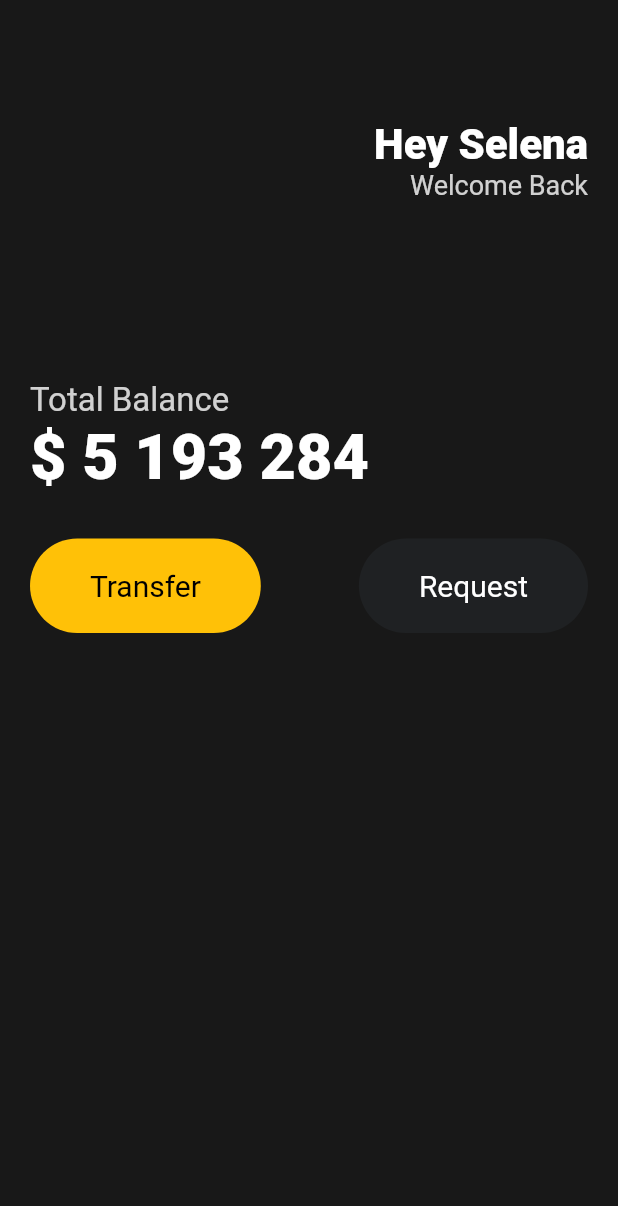
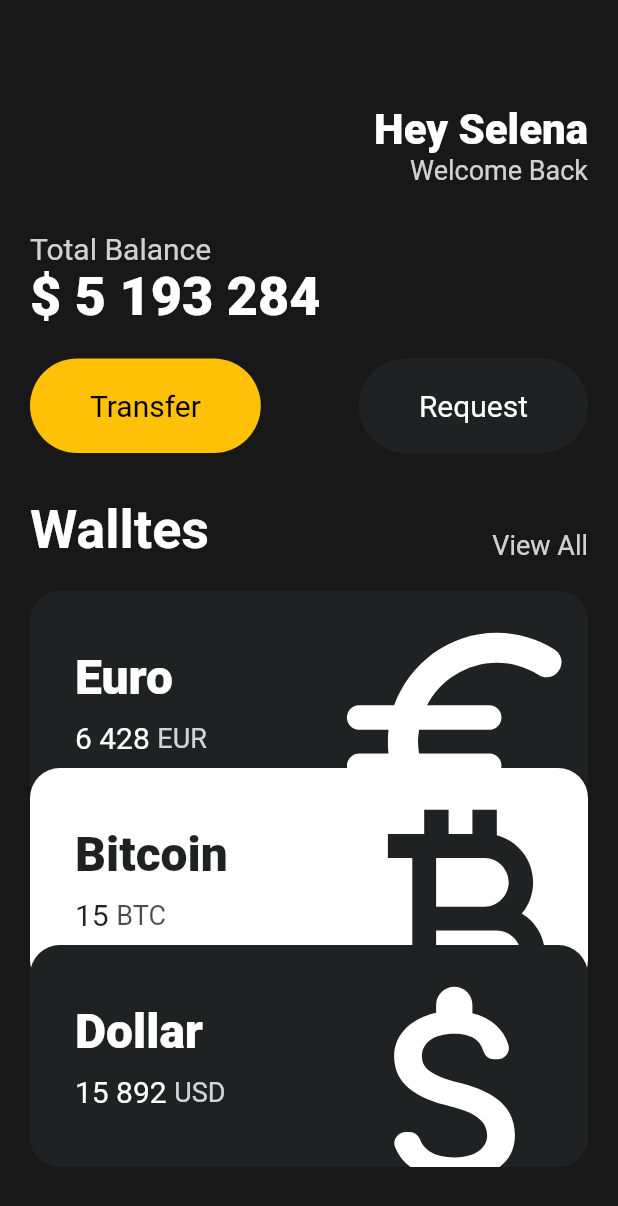
Before and after one commit to gurumee92/getting-started-flutter, a Flutter app: the screen it shows after launch, on a phone screen of 412 x 824 dp. Shown: the top 1206 px of the screen. Run offline on Flutter 3.47's test engine with Material 2 defaults, Android fonts, the phone set to English and light mode, and no system bars.

Commit message:
feat: Add Currency Card

```diff
--- a/ui_challenge/lib/main.dart
+++ b/ui_challenge/lib/main.dart
@@ -1,5 +1,6 @@
 import 'package:flutter/material.dart';
 import 'package:ui_challenge/widgets/button.dart';
+import 'package:ui_challenge/widgets/currency_card.dart';
 
 void main() {
   runApp(const App());
@@ -21,7 +22,7 @@ class App extends StatelessWidget {
             crossAxisAlignment: CrossAxisAlignment.start,
             children: [
               const SizedBox(
-                height: 80,
+                height: 70,
               ),
               Row(
                 mainAxisAlignment: MainAxisAlignment.end,
@@ -49,25 +50,25 @@ class App extends StatelessWidget {
                 ],
               ),
               const SizedBox(
-                height: 120,
+                height: 30,
               ),
               Text(
                 "Total Balance",
                 style: TextStyle(
-                  fontSize: 22,
+                  fontSize: 20,
                   color: Colors.white.withOpacity(0.8),
                 ),
               ),
               const Text(
                 "\$ 5 193 284",
                 style: TextStyle(
-                  fontSize: 42,
+                  fontSize: 36,
                   fontWeight: FontWeight.w800,
                   color: Colors.white,
                 ),
               ),
               const SizedBox(
-                height: 30,
+                height: 20,
               ),
               const Row(
                 mainAxisAlignment: MainAxisAlignment.spaceBetween,
@@ -84,6 +85,63 @@ class App extends StatelessWidget {
                   ),
                 ],
               ),
+              const SizedBox(
+                height: 30,
+              ),
+              Row(
+                mainAxisAlignment: MainAxisAlignment.spaceBetween,
+                crossAxisAlignment: CrossAxisAlignment.end,
+                children: [
+                  const Text(
+                    "Walltes",
+                    style: TextStyle(
+                      color: Colors.white,
+                      fontSize: 36,
+                      fontWeight: FontWeight.w600,
+                    ),
+                  ),
+                  Text(
+                    "View All",
+                    style: TextStyle(
+                      color: Colors.white.withOpacity(0.8),
+                      fontSize: 18,
+                    ),
+                  ),
+                ],
+              ),
+              const SizedBox(
+                height: 20,
+              ),
+              const CurrencyCard(
+                name: "Euro",
+                code: "EUR",
+                amount: "6 428",
+                icon: Icons.euro_rounded,
+                isInverted: false,
+              ),
+              Transform.translate(
+                offset: const Offset(
+                  0,
+                  -30,
+                ),
+                child: const CurrencyCard(
+                  name: "Bitcoin",
+                  code: "BTC",
+                  amount: "15",
+                  icon: Icons.currency_bitcoin,
+                  isInverted: true,
+                ),
+              ),
+              Transform.translate(
+                offset: const Offset(0, -60),
+                child: const CurrencyCard(
+                  name: "Dollar",
+                  code: "USD",
+                  amount: "15 892",
+                  icon: Icons.attach_money_rounded,
+                  isInverted: false,
+                ),
+              ),
             ],
           ),
         ),
--- /dev/null
+++ b/ui_challenge/lib/widgets/currency_card.dart
@@ -0,0 +1,87 @@
+import 'package:flutter/material.dart';
+
+class CurrencyCard extends StatelessWidget {
+  final String name, code, amount;
+  final IconData icon;
+  final bool isInverted;
+  final _blackColor = const Color(0xFF1F2123);
+
+  const CurrencyCard({
+    super.key,
+    required this.name,
+    required this.code,
+    required this.amount,
+    required this.icon,
+    required this.isInverted,
+  });
+
+  @override
+  Widget build(BuildContext context) {
+    return Container(
+      clipBehavior: Clip.hardEdge,
+      decoration: BoxDecoration(
+        color: isInverted ? Colors.white : _blackColor,
+        borderRadius: BorderRadius.circular(20),
+      ),
+      child: Padding(
+        padding: const EdgeInsets.all(30),
+        child: Row(
+          mainAxisAlignment: MainAxisAlignment.spaceBetween,
+          children: [
+            Column(
+              crossAxisAlignment: CrossAxisAlignment.start,
+              children: [
+                Text(
+                  name,
+                  style: TextStyle(
+                    color: isInverted ? _blackColor : Colors.white,
+                    fontSize: 32,
+                    fontWeight: FontWeight.w800,
+                  ),
+                ),
+                const SizedBox(
+                  height: 10,
+                ),
+                Row(
+                  children: [
+                    Text(
+                      amount,
+                      style: TextStyle(
+                        color: isInverted ? _blackColor : Colors.white,
+                        fontSize: 20,
+                      ),
+                    ),
+                    const SizedBox(
+                      width: 5,
+                    ),
+                    Text(code,
+                        style: TextStyle(
+                          color: isInverted
+                              ? _blackColor.withOpacity(0.8)
+                              : Colors.white.withOpacity(0.8),
+                          fontSize: 18,
+                        )),
+                  ],
+                ),
+              ],
+            ),
+            Transform.scale(
+              scale: 2.2,
+              child: Transform.translate(
+                offset: const Offset(
+                  -5,
+                  12,
+                ),
+                child: Icon(
+                  icon,
+                  color: isInverted ? _blackColor : Colors.white,
+                  size: 88,
+                ),
+              ),
+            )
+          ],
+        ),
+      ),
+    );
+  }
+}
```
